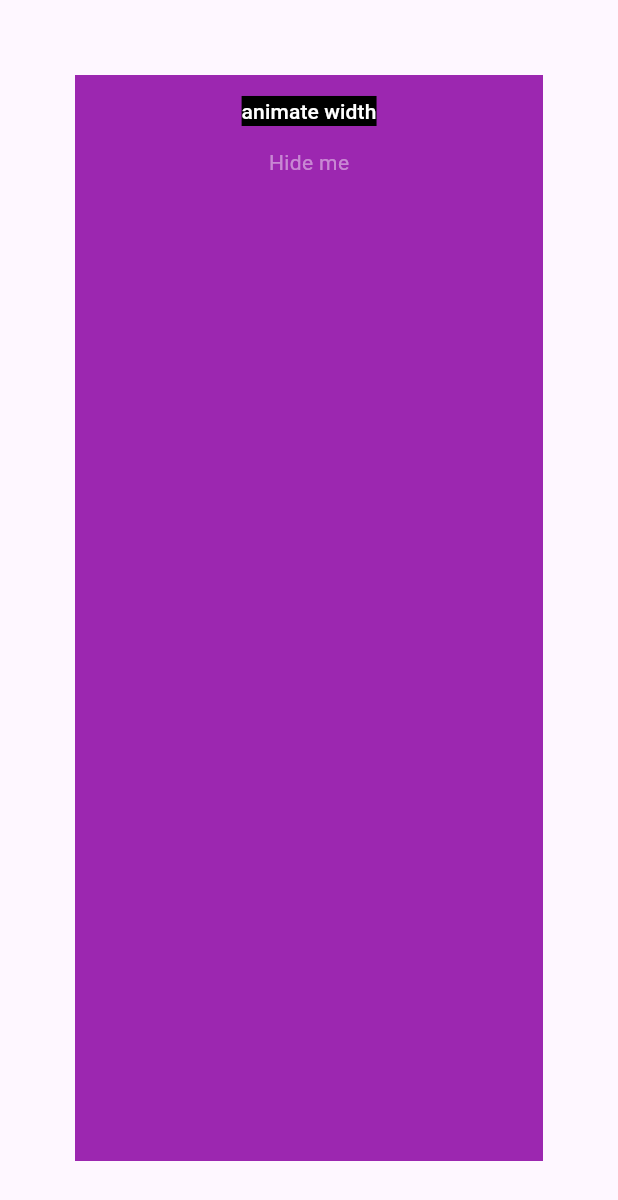
After one commit to bilalbakhrom/flutter-zero-to-hero, a Flutter app: the Sandbox screen opened directly, after a tap on "animate width", on a phone screen of 412 x 824 dp. The commit adds this screen. Shown: the top 1200 px of the screen. Run offline on Flutter 3.47's test engine with Material 3 defaults, Android fonts, the phone set to English and light mode, and no system bars; our stand-ins replace flutter_spinkit; missing offline and left inert: country_flags.

Commit message:
feat(ninja_trip): add tween animation for title

```diff
--- a/ninja_trips/lib/main.dart
+++ b/ninja_trips/lib/main.dart
@@ -1,8 +1,19 @@
 import 'package:flutter/material.dart';
 import 'package:ninja_trips/screens/home.dart';
+import 'package:ninja_trips/screens/sandbox.dart';
 
 void main() {
-  runApp(const MaterialApp(
-    home: Home(),
-  ));
+  runApp(MyApp());
 }
+
+class MyApp extends StatelessWidget {
+  const MyApp({super.key});
+
+  @override
+  Widget build(BuildContext context) {
+    return MaterialApp(
+      title: "Ninja Trips",
+      home: Home(),
+    );
+  }
+}
--- /dev/null
+++ b/ninja_trips/lib/screens/sandbox.dart
@@ -0,0 +1,46 @@
+import 'package:flutter/material.dart';
+
+class Sandbox extends StatefulWidget {
+  const Sandbox({super.key});
+
+  @override
+  State<Sandbox> createState() => _SandboxState();
+}
+
+class _SandboxState extends State<Sandbox> {
+  double _opacity = 1;
+  double _margin = 20;
+  double _width = 200;
+  Color _color = Colors.blue;
+
+  @override
+  Widget build(BuildContext context) {
+    return Scaffold(
+      body: AnimatedContainer(
+        duration: Duration(milliseconds: 900),
+        margin: EdgeInsets.all(_margin),
+        width: _width,
+        color: _color,
+        child: Column(
+          crossAxisAlignment: CrossAxisAlignment.center,
+          children: [
+            TextButton(
+              child: Text('animate width', style: TextStyle(color: Colors.white, backgroundColor: Colors.black)),
+              onPressed: () => setState(() {
+                _margin = 50;
+                _color = Colors.purple;
+                _width = 400;
+                _opacity = 0;
+              }),
+            ),
+            AnimatedOpacity(
+                opacity: _opacity,
+                duration: Duration(seconds: 2),
+              child: Text('Hide me', style: TextStyle(color: Colors.white)),
+            )
+          ],
+        ),
+      ),
+    );
+  }
+}
```
Also changed, not shown: ninja_trips/lib/shared/screenTitle.dart (+13 -0 lines), ninja_trips/pubspec.lock.
